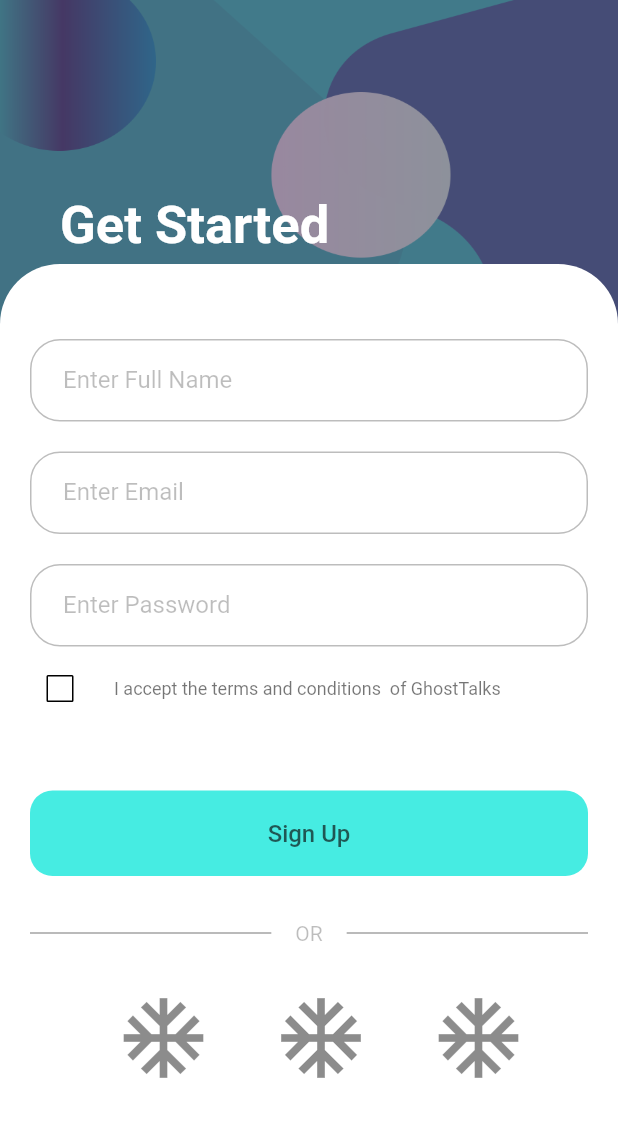
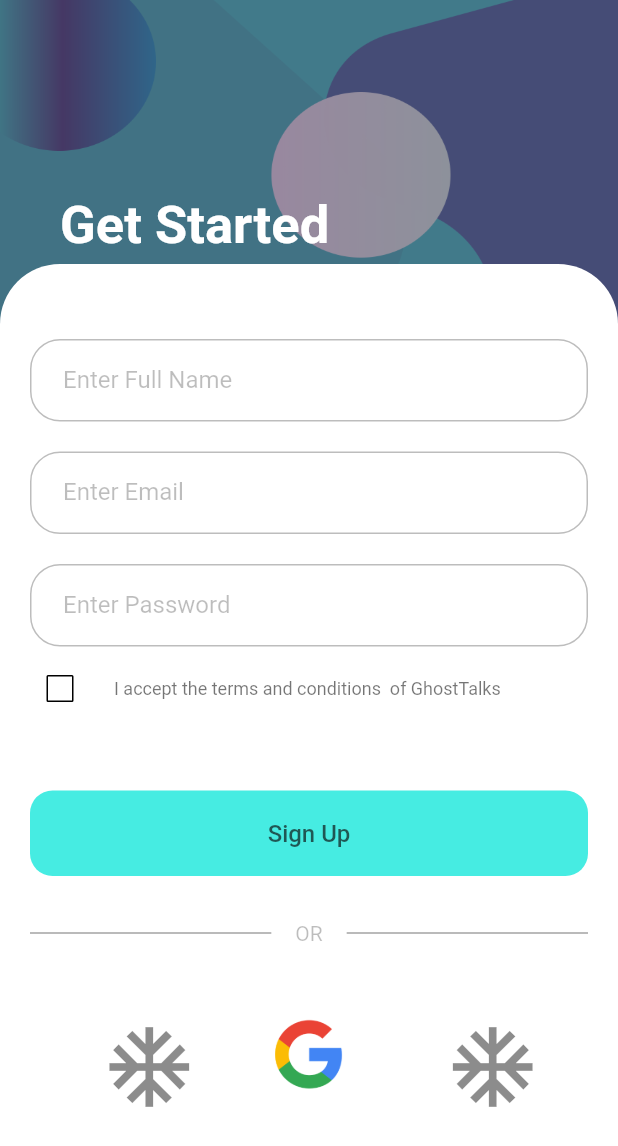
Before and after one commit to iluv27/ghost_talks, a Flutter app: the SignUpPage screen opened directly, on a phone screen of 412 x 824 dp. Shown: the top 1146 px of the screen. Run offline on Flutter 3.47's test engine with Material 2 defaults, Android fonts, the phone set to English and light mode, and no system bars; our stand-ins replace google_sign_in.

Commit message:
New commit

```diff
--- a/lib/main.dart
+++ b/lib/main.dart
@@ -1,5 +1,6 @@
 import 'package:flutter/material.dart';
 import 'package:ghost_talks/welcome/screen0.dart';
+import 'chat/chat_screen.dart';
 
 void main() {
   runApp(
--- a/lib/signup/sign_up.dart
+++ b/lib/signup/sign_up.dart
@@ -5,6 +5,7 @@ import 'package:http/http.dart' as http;
 import 'package:flutter/material.dart';
 import 'package:ghost_talks/constants.dart';
 import 'package:google_sign_in/google_sign_in.dart';
+import 'package:ghost_talks/chat/call_screen.dart';
 
 GoogleSignIn _googleSignIn = GoogleSignIn(
   // Optional clientId
@@ -14,8 +15,6 @@ GoogleSignIn _googleSignIn = GoogleSignIn(
     'https://www.googleapis.com/auth/contacts.readonly',
   ],
 );
-
-
 
 class SignUpPage extends StatefulWidget {
   const SignUpPage({super.key});
@@ -100,9 +99,6 @@ class _SignUpPageState extends State<SignUpPage> {
 
   Future<void> _handleSignOut() => _googleSignIn.disconnect();
   final _formKey = GlobalKey<FormState>();
-
-  bool? _isChecked = false;
-
   @override
   Widget build(BuildContext context) {
     return Scaffold(
@@ -161,23 +157,12 @@ class _SignUpPageState extends State<SignUpPage> {
                               innerText: 'Enter Password',
                               validatorText: 'Please enter your password',
                             ),
-                            CheckboxListTile(
-                              side: const BorderSide(color: Colors.black),
-                              contentPadding:
-                                  const EdgeInsets.fromLTRB(0, 0, 0, 0),
-                              selected: true,
-                              value: _isChecked,
-                              onChanged: (bool? value) {
-                                setState(() {
-                                  _isChecked = value;
-                                });
-                              },
-                              title: const Text(
+                            const CheckBoxListTile(
+                              text: Text(
                                 "I accept the terms and conditions  of GhostTalks",
                                 style: TextStyle(
                                     fontSize: 12, color: Colors.black54),
                               ),
-                              controlAffinity: ListTileControlAffinity.leading,
                             ),
                             const SizedBox(
                               height: 40,
@@ -194,6 +179,8 @@ class _SignUpPageState extends State<SignUpPage> {
                             const SizedBox(
                               height: 30,
                             ),
+
+                            //Divider For OR
                             Row(
                               children: const [
                                 Expanded(
@@ -233,15 +220,7 @@ class _SignUpPageState extends State<SignUpPage> {
                                     color: Colors.black45,
                                   ),
                                 ),
-                                IconButton(
-                                  padding: EdgeInsets.zero,
-                                  onPressed: () {},
-                                  icon: const Icon(
-                                    Icons.ac_unit,
-                                    size: 64,
-                                    color: Colors.black45,
-                                  ),
-                                ),
+                                _googleSignInIcon(),
                                 IconButton(
                                   padding: EdgeInsets.zero,
                                   onPressed: () {},
@@ -319,7 +298,35 @@ class InputField extends StatelessWidget {
   }
 }
 
-Widget _buildBody() {
+class CheckBoxListTile extends StatefulWidget {
+  const CheckBoxListTile({super.key, required this.text});
+  final Widget? text;
+  @override
+  State<CheckBoxListTile> createState() => _CheckBoxListTileState();
+}
+
+class _CheckBoxListTileState extends State<CheckBoxListTile> {
+  bool? _isChecked = false;
+
+  @override
+  Widget build(BuildContext context) {
+    return CheckboxListTile(
+      side: const BorderSide(color: Colors.black),
+      contentPadding: const EdgeInsets.fromLTRB(0, 0, 0, 0),
+      selected: true,
+      value: _isChecked,
+      onChanged: (bool? value) {
+        setState(() {
+          _isChecked = value;
+        });
+      },
+      title: widget.text,
+      controlAffinity: ListTileControlAffinity.leading,
+    );
+  }
+}
+
+Widget _googleSignInIcon() {
   GoogleSignInAccount? _currentUser;
   final GoogleSignInAccount? user = _currentUser;
   Function()? _handleSignIn;
@@ -352,15 +359,10 @@ Widget _buildBody() {
       ],
     );
   } else {
-    return Column(
-      mainAxisAlignment: MainAxisAlignment.spaceAround,
-      children: <Widget>[
-        const Text('You are not currently signed in.'),
-        ElevatedButton(
-          onPressed: _handleSignIn,
-          child: const Text('SIGN IN'),
-        ),
-      ],
+    return IconButton(
+      iconSize: 70,
+      onPressed: _handleSignIn,
+      icon: Image.asset('images/google.png'),
     );
   }
 }
```
Also changed, not shown: lib/chat/chat_screen.dart (+17 -0 lines), images/facebook.png (added), images/google.png (added), images/twitter.png (added).
